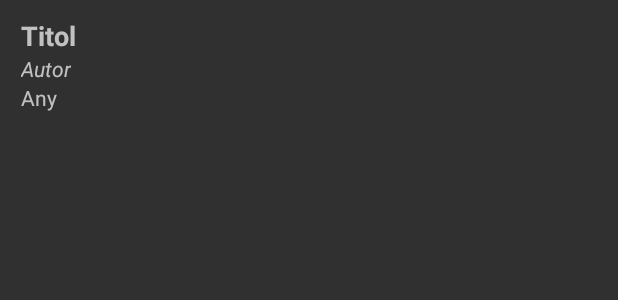
After one commit to andreuconesasimo/MyBookDatabase, an Android app: the layout book_view.xml on its own in the app's theme, with its tools: preview values and no code run, on a phone screen of 412 x 824 dp. The commit adds this screen. Shown: the top 300 px of the screen. Run offline under Robolectric (Android 15) with nearby library versions, the phone set to English and light mode, and no system bars.

Commit message:
Implementada vista detalls

```diff
--- a/app/build.gradle
+++ b/app/build.gradle
@@ -24,4 +24,6 @@ dependencies {
     testCompile 'junit:junit:4.12'
     compile 'com.android.support:appcompat-v7:22.2.1'
     compile 'com.android.support:design:22.2.0'
+    compile 'com.android.support:cardview-v7:22.0.+'
+    compile 'com.android.support:recyclerview-v7:22.0.+'
 }
--- /dev/null
+++ b/app/src/main/res/layout/book_view.xml
@@ -0,0 +1,37 @@
+<?xml version="1.0" encoding="utf-8"?>
+<RelativeLayout xmlns:android="http://schemas.android.com/apk/res/android"
+    android:layout_width="match_parent"
+    android:layout_height="match_parent">
+
+    <TextView
+        android:text="Titol"
+        android:layout_width="wrap_content"
+        android:layout_height="wrap_content"
+        android:layout_alignParentTop="true"
+        android:layout_alignParentStart="true"
+        android:layout_marginStart="14dp"
+        android:layout_marginTop="11dp"
+        android:id="@+id/title_text_view"
+        android:textSize="18sp"
+        android:textStyle="normal|bold" />
+
+    <TextView
+        android:text="Autor"
+        android:layout_width="wrap_content"
+        android:layout_height="wrap_content"
+        android:layout_below="@+id/title_text_view"
+        android:layout_alignStart="@+id/title_text_view"
+        android:id="@+id/author_text_view"
+        android:textStyle="normal|italic" />
+
+    <TextView
+        android:text="Any"
+        android:layout_width="wrap_content"
+        android:layout_height="wrap_content"
+        android:id="@+id/cat_text_view"
+        android:textAlignment="viewEnd"
+        android:layout_below="@+id/author_text_view"
+        android:layout_alignStart="@+id/author_text_view"
+        android:textSize="14sp" />
+
+</RelativeLayout>
--- a/app/src/main/res/menu/menu_navview.xml
+++ b/app/src/main/res/menu/menu_navview.xml
@@ -6,6 +6,10 @@
             android:id="@+id/vista_principal"
             android:icon="@drawable/ic_home_white_24dp"
             android:title="Home"/>
+        <item
+            android:id="@+id/my_books"
+            android:icon="@drawable/ic_book_open_variant_grey600_24dp"
+            android:title="My Books"/>
         <item
             android:id="@+id/add_book"
             android:icon="@drawable/ic_add_circle_white_24dp"
```
Also changed, not shown: app/src/main/java/com/example/pr_idi/mydatabaseexample/DetailsRecyclerView.java (added, +65 -0 lines), app/src/main/java/com/example/pr_idi/mydatabaseexample/MainActivity.java (+16 -0 lines).
